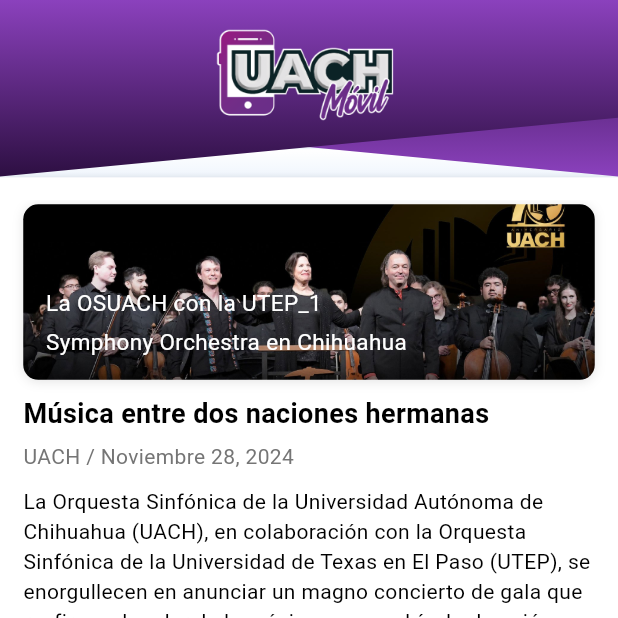
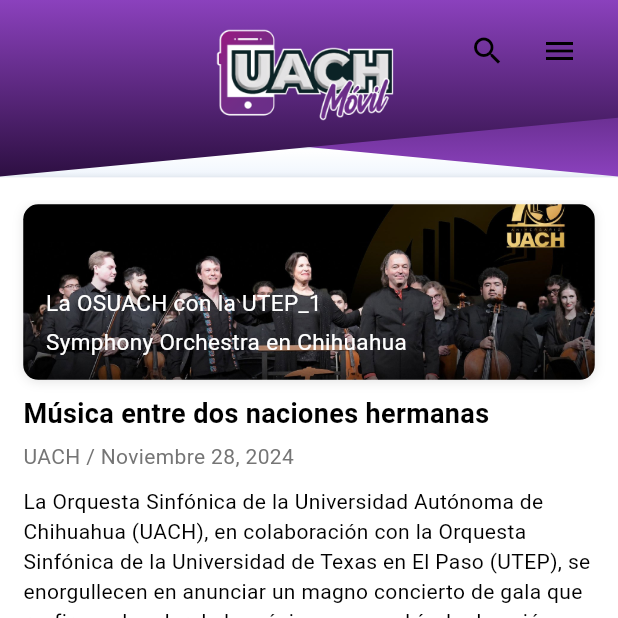
Before and after one commit to jonamx13/uach_mobile, a Flutter app: the screen it shows after launch, on a phone screen of 412 x 824 dp, the top half of it. Run offline on Flutter 3.47's test engine with Material 3 defaults, Android fonts, the phone set to English and light mode, and no system bars; our stand-ins replace flutter_svg; Roboto replaces fonts that are missing (DelaGothicOne, Montserrat Alternates).

Commit message:
Re-integrate search bar and burger menu

```diff
--- a/lib/core/presentation/main_screen.dart
+++ b/lib/core/presentation/main_screen.dart
@@ -1,8 +1,4 @@
 import 'package:flutter/material.dart';
-import '../../features/home/home_screen.dart';
-import '../../features/campus/campus_screen.dart';
-import '../../features/explorar/explorar_screen.dart';
-import '../../features/reporte/reporte_screen.dart';
 import '../../features/user/user_overlay.dart';
 import '../widgets/bottom_nav_bar.dart';
 import 'contacto_y_utilidades.dart';
@@ -181,7 +177,50 @@
               items: _bottomNavItems, // Pasamos todos los ítems
             ),
           ),
-          // Otros widgets originales permanecen iguales
+
+          // Aquí el widget ContactoYUtilidades ocupa toda la pantalla (sin sobrepasar la SafeArea)
+          if (_isMenuVisible)
+            Positioned.fill(
+              child: Material(
+                color: Colors.transparent, // Sin fondo, solo cubriendo
+                child: SafeArea(
+                  child: Stack(
+                    children: [
+                      Positioned.fill(
+                        child: ContactoYUtilidades(onClose: _closeMenu),
+                      ),
+                    ],
+                  ),
+                ),
+              ),
+            ),
+            if (_isSearchVisible)
+            SearchBarCustom(
+              onClose: _closeSearch,
+              focusNode: _searchFocusNode,
+              controller: _searchController,
+            ),
+
+          Positioned(
+            top: MediaQuery.of(context).padding.top + 10,
+            right: 15,
+            child: Row(
+              children: [
+                if (!_isMenuVisible && !_isOverlayVisible && !_isSearchVisible)
+                  IconButton(
+                    icon: Icon(Icons.search, color: Colors.black),
+                    onPressed: _toggleSearch,
+                  ),
+                if (!_isMenuVisible && !_isOverlayVisible && !_isSearchVisible)
+                  SizedBox(width: 0),
+                if (!_isMenuVisible && !_isOverlayVisible && !_isSearchVisible)
+                  IconButton(
+                    icon: Icon(Icons.menu, color: Colors.black),
+                    onPressed: _toggleMenu,
+                  ),
+              ],
+            ),
+          ),
         ],
       ),
     );
```
